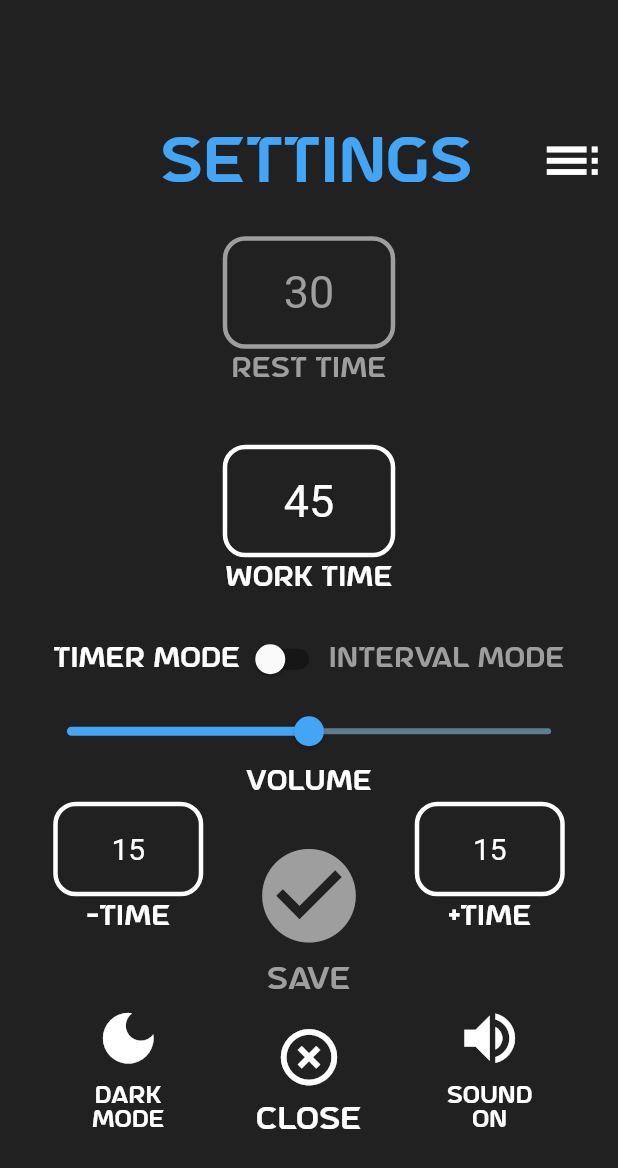
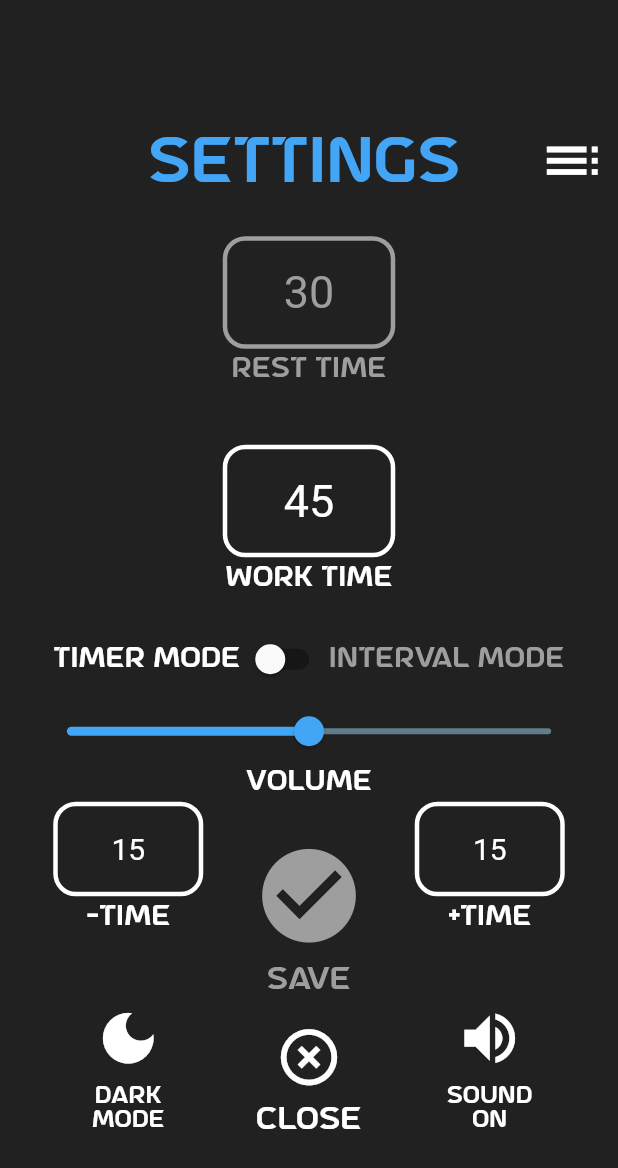
Before and after one commit to Hieroglyphical4/hiit-time, a Flutter app: the SettingsMenu screen opened directly, on a phone screen of 412 x 824 dp. Shown: the top 1168 px of the screen. Run offline on Flutter 3.47's test engine with Material 2 defaults, Android fonts, the phone set to English and light mode, and no system bars; our stand-ins replace audioplayers, native_device_orientation, wakelock; missing offline and left inert: hiit.time; statements that could not run were skipped.

Commit message:
Center Settings Text Header

```diff
--- a/lib/settings_menu.dart
+++ b/lib/settings_menu.dart
@@ -177,10 +177,10 @@ class _SettingsMenuState extends State<SettingsMenu> {
                       // Settings Text Header      ///
                       ////////////////////////////////
                       Row(
-                          // mainAxisAlignment: MainAxisAlignment.center,
+                          mainAxisAlignment: MainAxisAlignment.center,
                           children: [
-                            const Spacer(flex: 3),
-
+                            const Spacer(flex: 1),
+                            const SizedBox(width: 55),
                             Container(
                               height: 60,
                               child: Padding(
```
